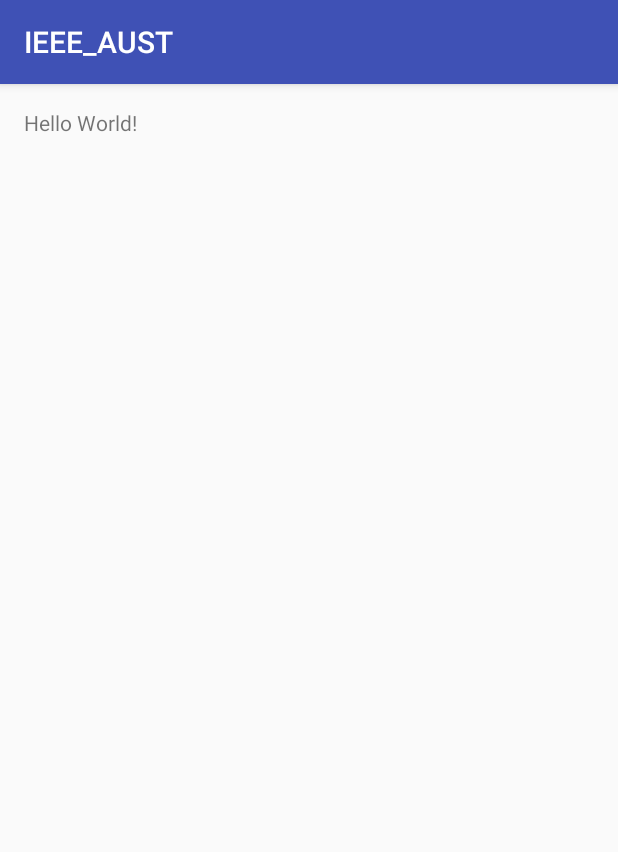
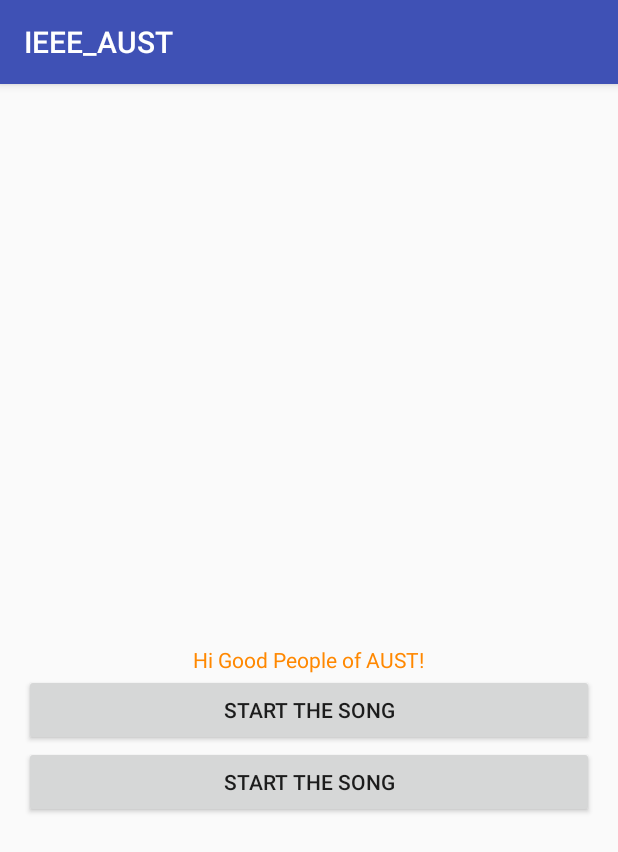
Before and after one commit to hridhoy87/IEEE_AUST, an Android app: the screen it shows after launch (StartingPoint), on a phone screen of 412 x 824 dp. Shown: the top 852 px of the screen. Run offline under Robolectric (Android 15) with nearby library versions, the light colour scheme and no system bars.

```diff
--- a/app/src/main/java/com/hridoy/user/ieee_aust/StartingPoint.java
+++ b/app/src/main/java/com/hridoy/user/ieee_aust/StartingPoint.java
@@ -1,13 +1,55 @@
 package com.hridoy.user.ieee_aust;
 
+import android.media.MediaPlayer;
 import android.support.v7.app.AppCompatActivity;
 import android.os.Bundle;
+import android.view.View;
+import android.widget.Button;
 
 public class StartingPoint extends AppCompatActivity {
 
+    MediaPlayer creed;
+    Button start,stop;
     @Override
     protected void onCreate(Bundle savedInstanceState) {
         super.onCreate(savedInstanceState);
         setContentView(R.layout.activity_starting_point);
+        initialize();
+        //playSong();
     }
+
+    private void initialize() {
+        start=(Button)findViewById(R.id.bStartSong);
+        start.setOnClickListener(new View.OnClickListener() {
+            @Override
+            public void onClick(View v) {
+                playSong();
+            }
+        });
+        stop=(Button)findViewById(R.id.bStopSong);
+        stop.setOnClickListener(new View.OnClickListener() {
+            @Override
+            public void onClick(View v) {
+                creed.release();
+            }
+        });
+    }
+
+    private void playSong() {
+        creed= MediaPlayer.create(StartingPoint.this,R.raw.one_last_breath);
+        creed.start();
+    }
+    /*
+    @Override
+    protected void onPause() {
+        super.onPause();
+        creed.pause();
+    }
+
+    @Override
+    protected void onDestroy() {
+        super.onDestroy();
+        creed.release();
+    }
+    */
 }
--- a/app/src/main/res/layout/activity_starting_point.xml
+++ b/app/src/main/res/layout/activity_starting_point.xml
@@ -13,5 +13,20 @@
     <TextView
         android:layout_width="wrap_content"
         android:layout_height="wrap_content"
-        android:text="Hello World!" />
+        android:text="@string/HiAUST"
+        android:id="@+id/tvTitleSP"
+        android:layout_centerInParent="true"
+        android:textColor="@android:color/holo_orange_dark"/>
+    <Button
+        android:layout_width="match_parent"
+        android:layout_height="wrap_content"
+        android:id="@+id/bStartSong"
+        android:text="@string/start_the_song"
+        android:layout_below="@+id/tvTitleSP"/>
+<Button
+        android:layout_width="match_parent"
+        android:layout_height="wrap_content"
+        android:id="@+id/bStopSong"
+        android:text="@string/start_the_song"
+        android:layout_below="@+id/bStartSong"/>
 </RelativeLayout>
--- a/app/src/main/res/values/strings.xml
+++ b/app/src/main/res/values/strings.xml
@@ -1,3 +1,5 @@
 <resources>
     <string name="app_name">IEEE_AUST</string>
+    <string name="start_the_song">Start The Song</string>
+    <string name="HiAUST">Hi Good People of AUST!</string>
 </resources>
```
Also changed, not shown: app/src/main/res/raw/asad_720p.png (added), app/src/main/res/raw/ic_launcher.png (added), 5 other files.
